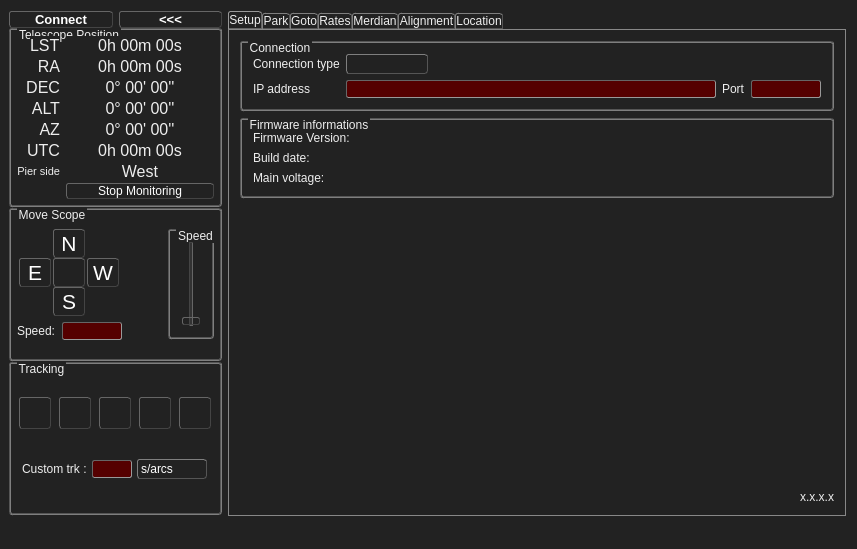
Qt form ZeGotoControlCenter/zegotocontrolcenter.ui (ZeSly/ZeGotoControlCenter) before a commit.
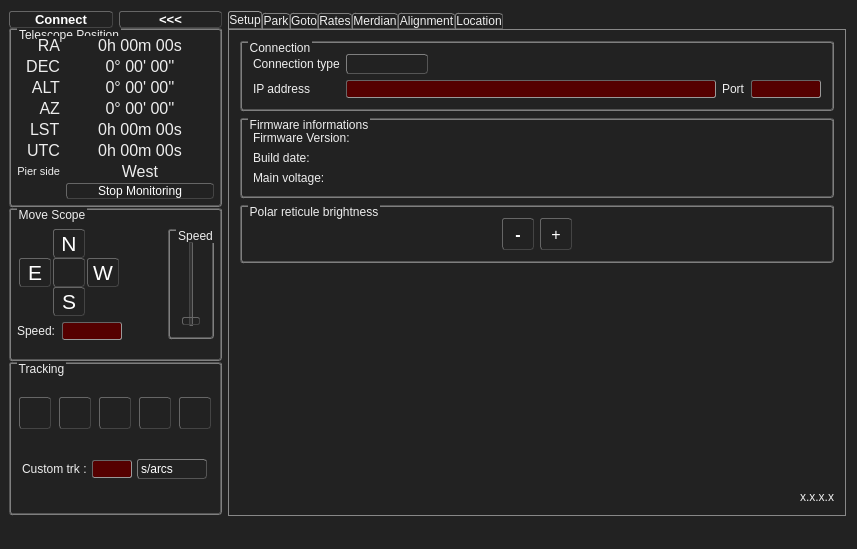
The same form after that commit. Icons and pictures are not drawn. Custom widgets are drawn as their Qt base class.

Commit message:
Added buttons for reticle brightness
Replace setDown bey setChecked for two states buttons
Move LST field near UTC to have RA and DEC on top

What changed in the file:
```diff
--- a/ZeGotoControlCenter/zegotocontrolcenter.ui
+++ b/ZeGotoControlCenter/zegotocontrolcenter.ui
@@ -16,6 +16,12 @@
     <verstretch>0</verstretch>
    </sizepolicy>
   </property>
+  <property name="maximumSize">
+   <size>
+    <width>16777215</width>
+    <height>16777215</height>
+   </size>
+  </property>
   <property name="windowTitle">
    <string>ZeGoto Control Center</string>
   </property>
@@ -375,45 +381,7 @@
          <property name="bottomMargin">
           <number>6</number>
          </property>
-         <item row="0" column="0">
-          <widget class="QLabel" name="label_LST">
-           <property name="font">
-            <font>
-             <pointsize>12</pointsize>
-            </font>
-           </property>
-           <property name="text">
-            <string>LST</string>
-           </property>
-          </widget>
-         </item>
-         <item row="0" column="1">
-          <widget class="QLabel" name="label_LSTValue">
-           <property name="font">
-            <font>
-             <pointsize>12</pointsize>
-             <weight>50</weight>
-             <bold>false</bold>
-            </font>
-           </property>
-           <property name="toolTip">
-            <string>Local Sideral Time</string>
-           </property>
-           <property name="autoFillBackground">
-            <bool>false</bool>
-           </property>
-           <property name="text">
-            <string>0h 00m 00s</string>
-           </property>
-           <property name="alignment">
-            <set>Qt::AlignCenter</set>
-           </property>
-           <property name="margin">
-            <number>1</number>
-           </property>
-          </widget>
-         </item>
-         <item row="5" column="0">
+         <item row="6" column="0">
           <widget class="QLabel" name="label_UTC">
            <property name="font">
             <font>
@@ -428,7 +396,7 @@
            </property>
           </widget>
          </item>
-         <item row="5" column="1">
+         <item row="6" column="1">
           <widget class="QLabel" name="label_UTCValue">
            <property name="palette">
             <palette>
@@ -624,7 +592,7 @@
            </property>
           </widget>
          </item>
-         <item row="6" column="0">
+         <item row="7" column="0">
           <widget class="QLabel" name="label_PierSide">
            <property name="font">
             <font>
@@ -639,7 +607,7 @@
            </property>
           </widget>
          </item>
-         <item row="6" column="1">
+         <item row="7" column="1">
           <widget class="QLabel" name="label_PierSideValue">
            <property name="palette">
             <palette>
@@ -835,7 +803,7 @@
            </property>
           </widget>
          </item>
-         <item row="7" column="1">
+         <item row="8" column="1">
           <widget class="QPushButton" name="pushButton_StopMonitor">
            <property name="text">
             <string>Stop Monitoring</string>
@@ -1689,6 +1657,44 @@
            </property>
           </widget>
          </item>
+         <item row="5" column="1">
+          <widget class="QLabel" name="label_LSTValue">
+           <property name="font">
+            <font>
+             <pointsize>12</pointsize>
+             <weight>50</weight>
+             <bold>false</bold>
+            </font>
+           </property>
+           <property name="toolTip">
+            <string>Local Sideral Time</string>
+           </property>
+           <property name="autoFillBackground">
+            <bool>false</bool>
+           </property>
+           <property name="text">
+            <string>0h 00m 00s</string>
+           </property>
+           <property name="alignment">
+            <set>Qt::AlignCenter</set>
+           </property>
+           <property name="margin">
+            <number>1</number>
+           </property>
+          </widget>
+         </item>
+         <item row="5" column="0">
+          <widget class="QLabel" name="label_LST">
+           <property name="font">
+            <font>
+             <pointsize>12</pointsize>
+            </font>
+           </property>
+           <property name="text">
+            <string>LST</string>
+           </property>
+          </widget>
+         </item>
         </layout>
        </widget>
       </item>
@@ -2462,6 +2468,93 @@
           </layout>
          </widget>
         </item>
+        <item>
+         <widget class="QGroupBox" name="groupBox_ReticuleBrightness">
+          <property name="title">
+           <string>Polar reticule brightness</string>
+          </property>
+          <layout class="QHBoxLayout" name="horizontalLayout_15">
+           <item>
+            <spacer name="horizontalSpacer_5">
+             <property name="orientation">
+              <enum>Qt::Horizontal</enum>
+             </property>
+             <property name="sizeHint" stdset="0">
+              <size>
+               <width>40</width>
+               <height>20</height>
+              </size>
+             </property>
+            </spacer>
+           </item>
+           <item>
+            <widget class="QPushButton" name="pushButton_DecreaseReticuleBrightness">
+             <property name="sizePolicy">
+              <sizepolicy hsizetype="Fixed" vsizetype="Fixed">
+               <horstretch>0</horstretch>
+               <verstretch>0</verstretch>
+              </sizepolicy>
+             </property>
+             <property name="minimumSize">
+              <size>
+               <width>32</width>
+               <height>32</height>
+              </size>
+             </property>
+             <property name="maximumSize">
+              <size>
+               <width>32</width>
+               <height>32</height>
+              </size>
+             </property>
+             <property name="font">
+              <font>
+               <pointsize>12</pointsize>
+               <weight>75</weight>
+               <bold>true</bold>
+              </font>
+             </property>
+             <property name="text">
+              <string>-</string>
+             </property>
+            </widget>
+           </item>
+           <item>
+            <widget class="QPushButton" name="pushButton_IncreaseReticuleBrightness">
+             <property name="minimumSize">
+              <size>
+               <width>32</width>
+               <height>32</height>
+              </size>
+             </property>
+             <property name="font">
+              <font>
+               <pointsize>12</pointsize>
+               <weight>50</weight>
+               <bold>false</bold>
+              </font>
+             </property>
+             <property name="text">
+              <string>+</string>
+             </property>
+            </widget>
+           </item>
+           <item>
+            <spacer name="horizontalSpacer_6">
+             <property name="orientation">
+              <enum>Qt::Horizontal</enum>
+             </property>
+             <property name="sizeHint" stdset="0">
+              <size>
+               <width>40</width>
+               <height>20</height>
+              </size>
+             </property>
+            </spacer>
+           </item>
+          </layout>
+         </widget>
+        </item>
         <item>
          <spacer name="verticalSpacer">
           <property name="orientation">
```
The commit also changes 4 other files.
